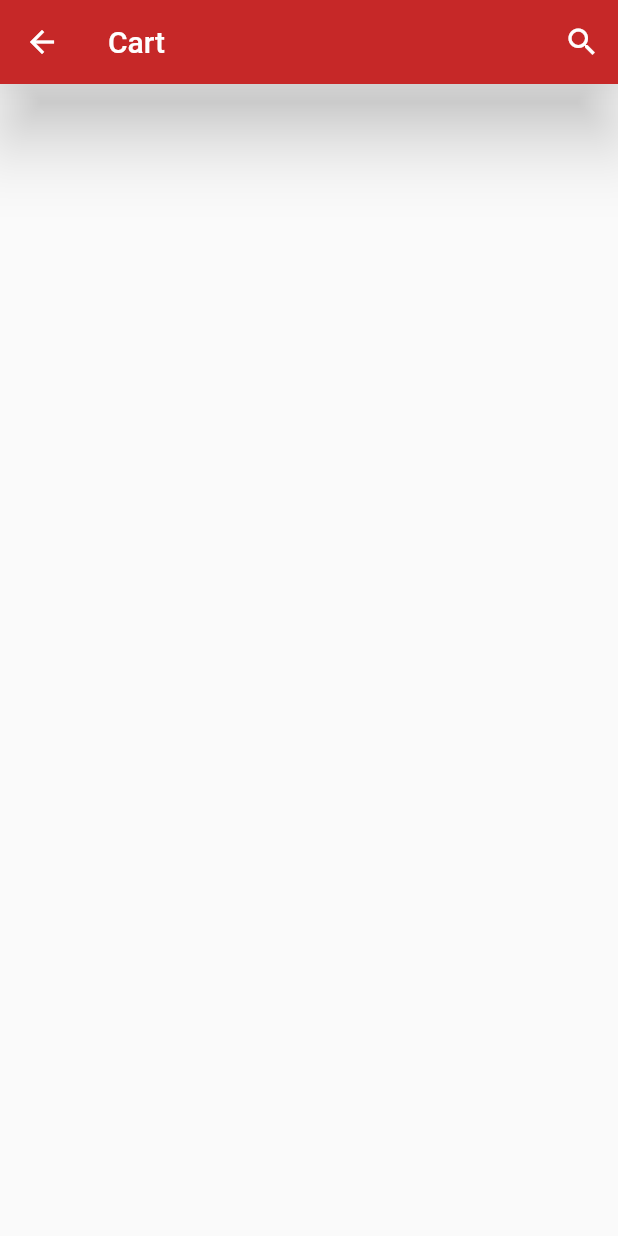
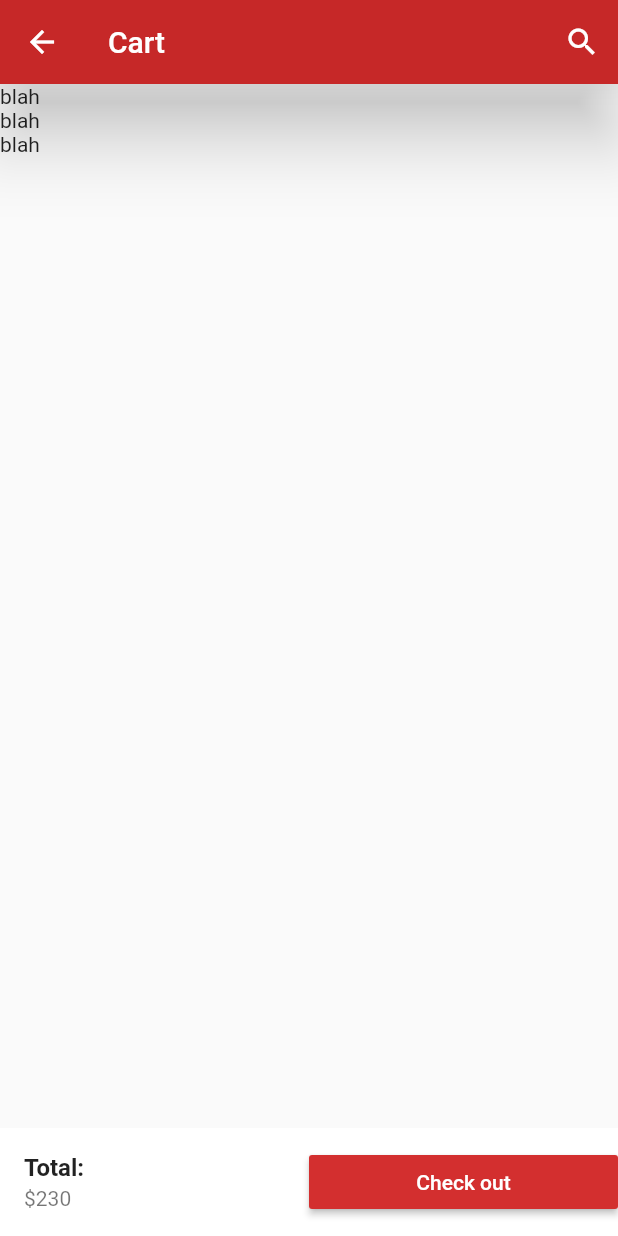
Before and after one commit to Aryan-goel/FashionPoint, a Flutter app: the Cart screen opened directly, on a phone screen of 412 x 824 dp. Run offline on Flutter 3.47's test engine with Material 2 defaults, Android fonts, the phone set to English and light mode, and no system bars; our stand-ins replace carousel_pro.

Commit message:
addition to cart page

```diff
--- a/lib/main.dart
+++ b/lib/main.dart
@@ -108,7 +108,10 @@ class _HomeState extends State<Home> {
             ),
             InkWell(
               //*? inkwell widget is used to convert any widget to a button
-              onTap: () {},
+              onTap: () {
+                Navigator.push(
+                    context, MaterialPageRoute(builder: (context) => Cart()));
+              },
               child: ListTile(
                 title: Text("Cart", style: TextStyle(fontSize: 15)),
                 leading: Icon(
--- a/lib/pages/cart.dart
+++ b/lib/pages/cart.dart
@@ -1,3 +1,4 @@
+import 'package:fashion_point/pages/cart_products.dart';
 import 'package:flutter/material.dart';
 
 class Cart extends StatefulWidget {
@@ -21,6 +22,33 @@ class _CartState extends State<Cart> {
         ),
         //centerTitle: true,
       ),
+      body: Cartproducts(),
+      bottomNavigationBar: Container(
+        color: Colors.white,
+        child: Row(
+          children: [
+            Expanded(
+                child: ListTile(
+              title: Text(
+                "Total:",
+                style: TextStyle(fontWeight: FontWeight.bold),
+              ),
+              subtitle: Text("\$230"),
+            )),
+            Expanded(
+                child: MaterialButton(
+              onPressed: () {},
+              child: Text(
+                "Check out",
+                style: TextStyle(
+                  color: Colors.white,
+                ),
+              ),
+              color: Colors.red[700],
+            ))
+          ],
+        ),
+      ),
     );
   }
 }
--- /dev/null
+++ b/lib/pages/cart_products.dart
@@ -0,0 +1,57 @@
+import 'package:flutter/material.dart';
+
+class Cartproducts extends StatefulWidget {
+  @override
+  _CartproductsState createState() => _CartproductsState();
+}
+
+class _CartproductsState extends State<Cartproducts> {
+  var Products_on_the_cart = [
+    {
+      "name": "Blazer men",
+      "picture": "images/cats/products/blazer1.jpeg",
+      "old_price": 250,
+      "price": 150,
+    },
+    {
+      "name": "Blazer women",
+      "picture": "images/cats/products/blazer2.jpeg",
+      "old_price": 310,
+      "price": 240,
+    },
+    {
+      "name": "Red dress",
+      "picture": "images/cats/products/dress1.jpeg",
+      "old_price": 200,
+      "price": 140,
+    },
+    {
+      "name": "Black dress",
+      "picture": "images/cats/products/dress2.jpeg",
+      "old_price": 280,
+      "price": 200,
+    },
+    {
+      "name": "Heels",
+      "picture": "images/cats/products/hills1.jpeg",
+      "old_price": 2100,
+      "price": 1400,
+    },
+    {
+      "name": "Heels",
+      "picture": "images/cats/products/hills2.jpeg",
+      "old_price": 2100,
+      "price": 1400,
+    },
+  ];
+
+  @override
+  Widget build(BuildContext context) {
+    return ListView.builder(
+      itemCount: 3,
+      itemBuilder: (context, index) {
+        return Text("blah");
+      },
+    );
+  }
+}
```
